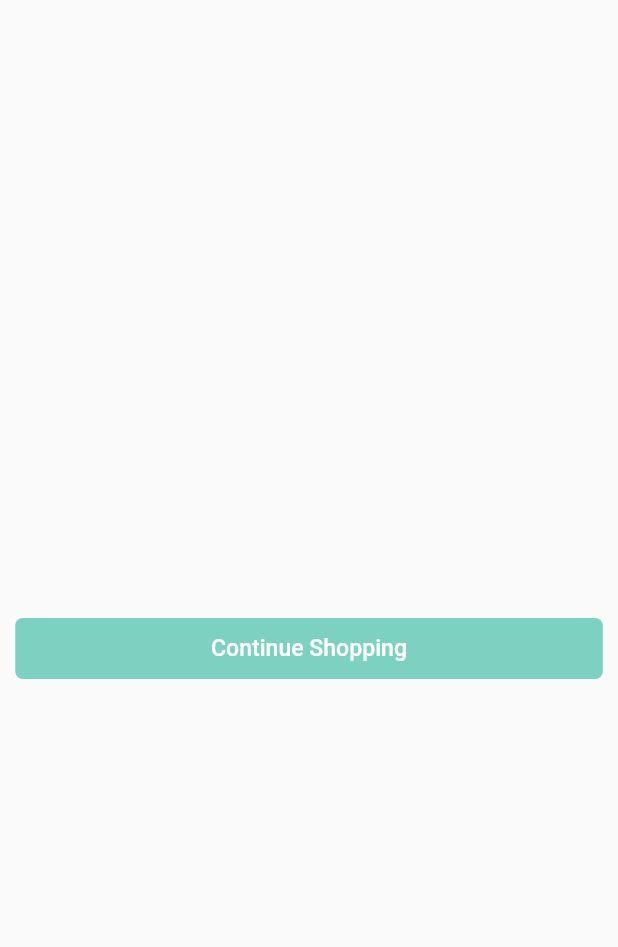
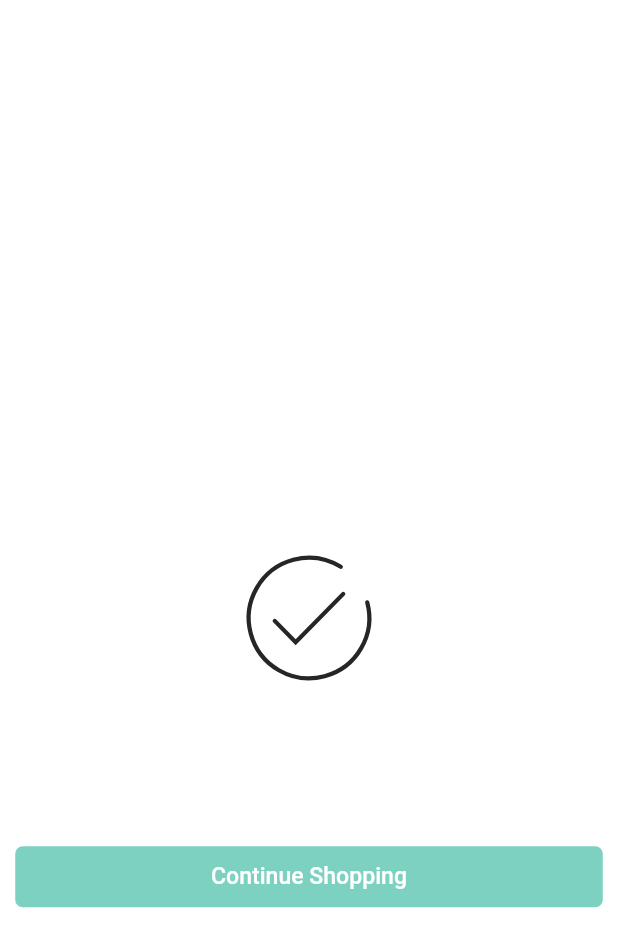
Before and after one commit to amey1738/Medicine_shopping, a Flutter app: the OrderPlacedScreen screen opened directly, on a phone screen of 412 x 824 dp. Shown: the top 947 px of the screen. Run offline on Flutter 3.47's test engine with Material 2 defaults, Android fonts, the phone set to English and light mode, and no system bars; our stand-ins replace carousel_slider, connectivity_plus, dots_indicator, fluentui_system_icons, flutter_easyloading, flutter_image_slideshow and 11 more; missing offline and left inert: otp_timer_button; accounts and stored records are empty; network calls fail; Roboto replaces fonts that are missing (baloo).

```diff
--- a/lib/bottom_navigation/bottom_navigation_screens/bottom_nav_home_screen.dart
+++ b/lib/bottom_navigation/bottom_navigation_screens/bottom_nav_home_screen.dart
@@ -1,16 +1,12 @@
 import 'dart:async';
 
 import 'package:flutter/material.dart';
-import 'package:flutter_screenutil/flutter_screenutil.dart';
 import 'package:get/get.dart';
 import 'package:test_shopping/list_item_widgets/item_category_widget.dart';
-import 'package:test_shopping/list_item_widgets/item_product.dart';
 import 'package:test_shopping/screens/cart_screen.dart';
 import 'package:test_shopping/utils/color_constant.dart';
 import 'package:test_shopping/utils/dummy_data.dart';
 import 'package:test_shopping/widgets/auto_slider_widget.dart';
-import 'package:test_shopping/widgets/main_app_bar.dart';
-import 'package:test_shopping/widgets/my_text_with_shimmer.dart';
 
 
 String currentLocation = "Navi Mumbai";
--- a/lib/screens/order_placed_screen.dart
+++ b/lib/screens/order_placed_screen.dart
@@ -1,6 +1,7 @@
 import 'package:flutter/material.dart';
 import 'package:flutter_screenutil/flutter_screenutil.dart';
 import 'package:get/get.dart';
+import 'package:lottie/lottie.dart';
 import 'package:test_shopping/bottom_navigation/bottom_navigation_screen.dart';
 import 'package:test_shopping/screens/home_screen.dart';
 import 'package:test_shopping/utils/color_constant.dart';
@@ -26,9 +27,16 @@ class _OrderPlacedScreenState extends State<OrderPlacedScreen> {
           children: [
           Padding(
             padding:  EdgeInsets.all(10.h),
-            child: MyButtons("Continue Shopping", medicalBlue, click: (){
-              Get.to(CustomBottomNav());
-            }, fontSize: 14.sp, height: 40.h,),
+            child: Column(
+              children: [
+                Lottie.asset('animations/correct-sign.json',
+                height: 300.h,width: 100.h,repeat: true
+                ,reverse: true),
+                MyButtons("Continue Shopping", medicalBlue, click: (){
+                  Get.to(CustomBottomNav());
+                }, fontSize: 14.sp, height: 40.h,),
+              ],
+            ),
           )
           ],
         ),
--- a/lib/screens/prod_details_screen.dart
+++ b/lib/screens/prod_details_screen.dart
@@ -50,7 +50,7 @@ class _ProductDetailsScreenState extends State<ProductDetailsScreen> {
                       crossAxisAlignment: CrossAxisAlignment.start,
                       children: [
                         MyText(text: "Product Information", fontName: "baloo", fontSize: 16.sp, fontWeight: FontWeight.bold,),
-                        SizedBox(height: 10.h,),
+                        SizedBox(height: 5.h,),
                         Padding(
                           padding:  EdgeInsets.only(bottom: 10.h),
                           child: MyText(text: text, fontName: "baloo", fontSize: 12.sp),
--- a/pubspec.yaml
+++ b/pubspec.yaml
@@ -49,7 +49,7 @@ dependencies:
 #  geolocator: ^9.0.2
 #  geocoding: ^2.0.5
   shimmer: ^2.0.0
-  lottie: ^1.4.2
+  lottie: ^2.5.0
   flutter_easyloading: ^3.0.5
   fluttertoast: ^8.2.1
   http: ^1.0.0
@@ -94,6 +94,9 @@ flutter:
   # the material Icons class.
   uses-material-design: true
 
+  assets:
+    - animations/
+
   # To add assets to your application, add an assets section, like this:
   # assets:
   #   - images/a_dot_burr.jpeg
```
Also changed, not shown: animations/correct-sign.json (added, +1 -0 lines), lib/main.dart (+15 -0 lines), pubspec.lock.
